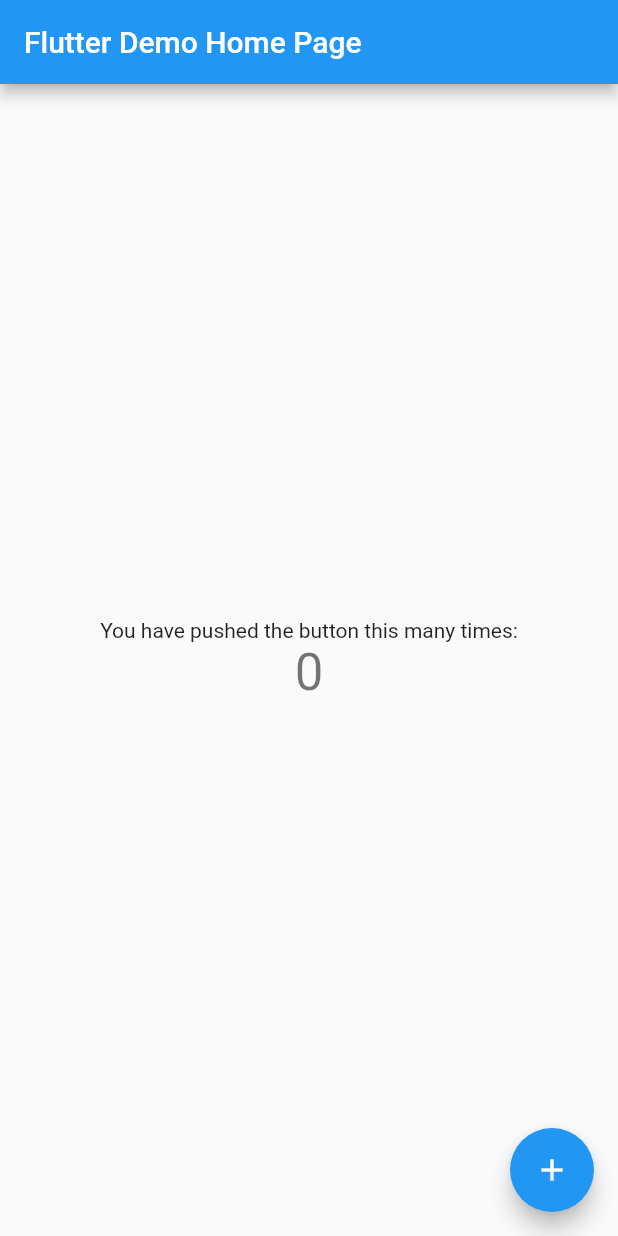
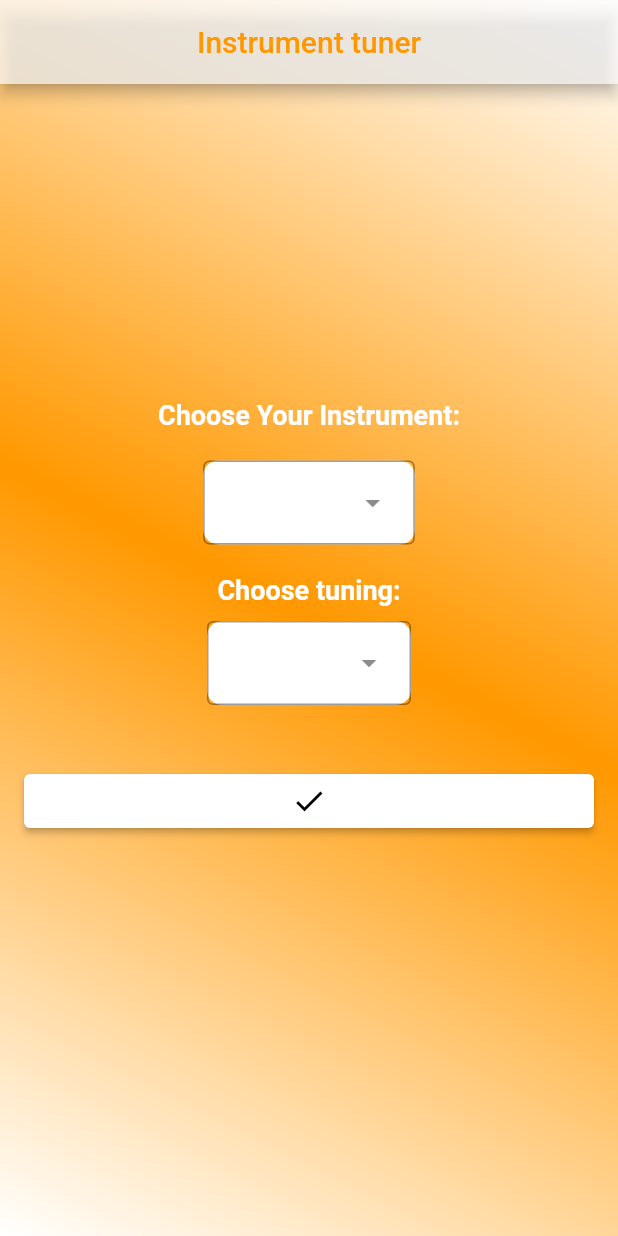
Before and after one commit to polancka/Guitar-tuner-mobile-app-, a Flutter app: the screen it shows after launch, on a phone screen of 412 x 824 dp. Run offline on Flutter 3.47's test engine with Material 2 defaults, Android fonts, the phone set to English and light mode, and no system bars.

Commit message:
Home page and tuning page main widgets layout, navigation, selected values

```diff
--- /dev/null
+++ b/guitar_tuner/lib/home.dart
@@ -0,0 +1,160 @@
+import 'package:flutter/material.dart';
+import 'tuning.dart';
+
+class MyHomePage extends StatefulWidget {
+  @override
+  _MyHomePageState createState() => _MyHomePageState();
+}
+
+class _MyHomePageState extends State<MyHomePage> {
+  String selectedInstrument = "guitar";
+  String selectedNote = "A";
+  bool isButtonEnabled = false;
+
+  @override
+  Widget build(BuildContext context) {
+    return Scaffold(
+      appBar: AppBar(
+        title: Text(
+          "Instrument tuner",
+          style: TextStyle(color: Colors.orange),
+        ),
+        centerTitle: true,
+        backgroundColor: Colors.white.withOpacity(0.7),
+      ),
+      extendBodyBehindAppBar: true,
+      body: Container(
+        width: double.maxFinite,
+        height: double.maxFinite,
+        decoration: const BoxDecoration(
+          gradient: LinearGradient(
+            begin: Alignment.bottomLeft,
+            end: Alignment.topRight,
+            colors: [Colors.white, Colors.orange, Colors.white],
+          ),
+        ),
+        child: Padding(
+          padding: const EdgeInsets.all(16.0),
+          child: Column(
+            mainAxisAlignment: MainAxisAlignment.center,
+            crossAxisAlignment: CrossAxisAlignment.center,
+            children: [
+              const Text(
+                'Choose Your Instrument:',
+                style: TextStyle(
+                    fontSize: 18,
+                    fontWeight: FontWeight.bold,
+                    color: Colors.white), // Set text color to white
+              ),
+              const SizedBox(height: 20),
+              Container(
+                  decoration: BoxDecoration(
+                    color: Colors
+                        .white, // Set the background color of the dropdown
+                    borderRadius: BorderRadius.circular(
+                        10.0), // Optional: Add border radius for a rounded appearance
+                  ),
+                  child: DropdownMenu<String>(
+                    dropdownMenuEntries: const [
+                      DropdownMenuEntry(value: "guitar", label: "guitar"),
+                      DropdownMenuEntry(value: "ukulele", label: "ukulele")
+                    ],
+                    // Set text color to white
+                    onSelected: (value) {
+                      setState(() {
+                        selectedInstrument = value!;
+                        selectedNote =
+                            ""; // Reset the second dropdown when changing the first one
+                        isButtonEnabled = false; // Disable the button
+                      });
+                    },
+                  )),
+              const SizedBox(height: 20),
+              const Text(
+                'Choose tuning:',
+                style: TextStyle(
+                    fontSize: 18,
+                    fontWeight: FontWeight.bold,
+                    color: Colors.white), // Set text color to white
+              ),
+              const SizedBox(height: 10),
+              Container(
+                  decoration: BoxDecoration(
+                    color: Colors
+                        .white, // Set the background color of the dropdown
+                    borderRadius: BorderRadius.circular(
+                        10.0), // Optional: Add border radius for a rounded appearance
+                  ),
+                  child: DropdownMenu<String>(
+                    dropdownMenuEntries:
+                        buildNoteDropdownItems(selectedInstrument),
+                    // Set text color to white
+                    onSelected: (value) {
+                      setState(() {
+                        selectedNote = value!;
+                        isButtonEnabled =
+                            selectedInstrument != "" && selectedNote != "";
+                      });
+                    },
+                    // Disable the dropdown if no instrument is selected
+                    //onChanged: selectedInstrument != null ? (value) => {} : null,
+                  )),
+              const SizedBox(height: 40),
+              ElevatedButton(
+                onPressed: () {
+                  // Perform action when button is clicked
+                  print('Button Clicked: $selectedInstrument, $selectedNote');
+                  Navigator.push(
+                    context,
+                    MaterialPageRoute(
+                        builder: (context) => TuningPage(
+                            instrument: selectedInstrument,
+                            tuning: selectedNote)),
+                  );
+                },
+                style: ElevatedButton.styleFrom(
+                  backgroundColor: Colors.white,
+                ),
+                child: Row(
+                  mainAxisAlignment: MainAxisAlignment.center,
+                  children: const [
+                    // Set text color to black
+
+                    Icon(Icons.check,
+                        color: Colors.black), // Set icon color to black
+                  ],
+                ),
+                // Set button color to white
+              ),
+            ],
+          ),
+        ),
+      ),
+    );
+  }
+
+  List<DropdownMenuEntry<String>> buildNoteDropdownItems(selectedInstrument) {
+    if (selectedInstrument == "guitar") {
+      return [
+        DropdownMenuEntry(value: "A", label: "A"),
+        DropdownMenuEntry(value: "B", label: "B")
+      ];
+    } else if (selectedInstrument == "ukulele") {
+      return [
+        DropdownMenuEntry(value: "AA", label: "AA"),
+        DropdownMenuEntry(value: "BB", label: "BB")
+      ];
+    } else {
+      return [
+        DropdownMenuEntry(value: "AAA", label: "AAA"),
+        DropdownMenuEntry(value: "BBB", label: "BBB")
+      ];
+    }
+  }
+}
+
+void main() {
+  runApp(MaterialApp(
+    home: MyHomePage(),
+  ));
+}
--- a/guitar_tuner/lib/main.dart
+++ b/guitar_tuner/lib/main.dart
@@ -1,4 +1,6 @@
 import 'package:flutter/material.dart';
+import 'home.dart';
+import 'tuning.dart';
 
 void main() {
   runApp(const MyApp());
@@ -22,94 +24,9 @@ class MyApp extends StatelessWidget {
         // or simply save your changes to "hot reload" in a Flutter IDE).
         // Notice that the counter didn't reset back to zero; the application
         // is not restarted.
-        primarySwatch: Colors.blue,
+        primarySwatch: Colors.grey,
       ),
-      home: const MyHomePage(title: 'Flutter Demo Home Page'),
+      home: MyHomePage(),
     );
   }
 }
-
-class MyHomePage extends StatefulWidget {
-  const MyHomePage({super.key, required this.title});
-
-  // This widget is the home page of your application. It is stateful, meaning
-  // that it has a State object (defined below) that contains fields that affect
-  // how it looks.
-
-  // This class is the configuration for the state. It holds the values (in this
-  // case the title) provided by the parent (in this case the App widget) and
-  // used by the build method of the State. Fields in a Widget subclass are
-  // always marked "final".
-
-  final String title;
-
-  @override
-  State<MyHomePage> createState() => _MyHomePageState();
-}
-
-class _MyHomePageState extends State<MyHomePage> {
-  int _counter = 0;
-
-  void _incrementCounter() {
-    setState(() {
-      // This call to setState tells the Flutter framework that something has
-      // changed in this State, which causes it to rerun the build method below
-      // so that the display can reflect the updated values. If we changed
-      // _counter without calling setState(), then the build method would not be
-      // called again, and so nothing would appear to happen.
-      _counter++;
-    });
-  }
-
-  @override
-  Widget build(BuildContext context) {
-    // This method is rerun every time setState is called, for instance as done
-    // by the _incrementCounter method above.
-    //
-    // The Flutter framework has been optimized to make rerunning build methods
-    // fast, so that you can just rebuild anything that needs updating rather
-    // than having to individually change instances of widgets.
-    return Scaffold(
-      appBar: AppBar(
-        // Here we take the value from the MyHomePage object that was created by
-        // the App.build method, and use it to set our appbar title.
-        title: Text(widget.title),
-      ),
-      body: Center(
-        // Center is a layout widget. It takes a single child and positions it
-        // in the middle of the parent.
-        child: Column(
-          // Column is also a layout widget. It takes a list of children and
-          // arranges them vertically. By default, it sizes itself to fit its
-          // children horizontally, and tries to be as tall as its parent.
-          //
-          // Invoke "debug painting" (press "p" in the console, choose the
-          // "Toggle Debug Paint" action from the Flutter Inspector in Android
-          // Studio, or the "Toggle Debug Paint" command in Visual Studio Code)
-          // to see the wireframe for each widget.
-          //
-          // Column has various properties to control how it sizes itself and
-          // how it positions its children. Here we use mainAxisAlignment to
-          // center the children vertically; the main axis here is the vertical
-          // axis because Columns are vertical (the cross axis would be
-          // horizontal).
-          mainAxisAlignment: MainAxisAlignment.center,
-          children: <Widget>[
-            const Text(
-              'You have pushed the button this many times:',
-            ),
-            Text(
-              '$_counter',
-              style: Theme.of(context).textTheme.headlineMedium,
-            ),
-          ],
-        ),
-      ),
-      floatingActionButton: FloatingActionButton(
-        onPressed: _incrementCounter,
-        tooltip: 'Increment',
-        child: const Icon(Icons.add),
-      ), // This trailing comma makes auto-formatting nicer for build methods.
-    );
-  }
-}
```
Also changed, not shown: guitar_tuner/lib/tuning.dart (added, +100 -0 lines).
